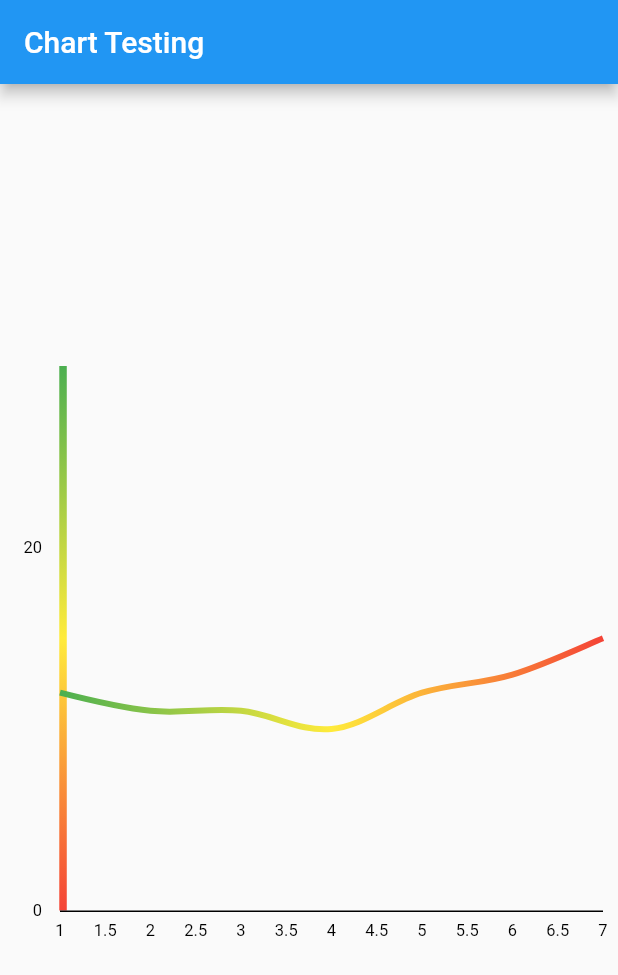
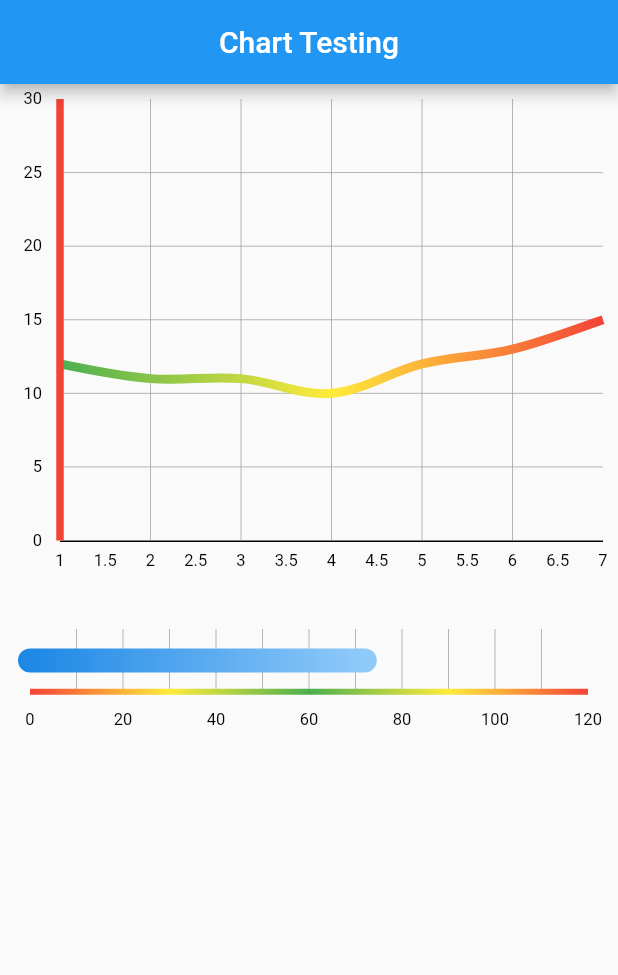
Before and after one commit to ZootZeke/chart_test, a Flutter app: the screen it shows after launch, on a phone screen of 412 x 824 dp. Shown: the top 975 px of the screen. Run offline on Flutter 3.47's test engine with Material 2 defaults, Android fonts, the phone set to English and light mode, and no system bars; drawn by our look-alikes of fl_chart.

Commit message:
Add a horizontal bar chart

```diff
--- a/lib/main.dart
+++ b/lib/main.dart
@@ -40,35 +40,17 @@ class MyHomePage extends StatelessWidget {
     return Scaffold(
       appBar: AppBar(
         title: Text(title),
+        centerTitle: true,
       ),
-      body: Center(
-        child: AspectRatio(
-          aspectRatio: 1.0,
+      body: Column(
+        children: [
+          AspectRatio(
+            aspectRatio: 1.2,
             child: LayoutBuilder(
               builder: (context, constraints) {
                 final double alignRatio = (40 / constraints.maxWidth) * 2 - 1;
 
-              return Stack(
-                children: [
-                  Padding(
-                    padding: const EdgeInsets.symmetric(vertical: 10.0),
-                    child: Align(
-                      alignment: Alignment(alignRatio, -1),
-                      child: Container(
-                        width: 5,
-                        height: constraints.maxHeight - 49,
-                        decoration: BoxDecoration(
-                          gradient: LinearGradient(
-                            colors: colors,
-                            stops: stops,
-                            begin: Alignment.topCenter,
-                            end: Alignment.bottomCenter
-                          )
-                        ),
-                      ),
-                    ),
-                  ),
-                  Padding(
+                return Padding(
                   padding: const EdgeInsets.all(10.0),
                   child: LineChart(
                     LineChartData(
@@ -80,13 +62,7 @@ class MyHomePage extends StatelessWidget {
                       titlesData: FlTitlesData(
                         leftTitles: SideTitles(
                           showTitles: true,
-                            getTitles: (value) {
-                              final intVal = value.toInt();
-                              if (intVal % 4 == 0) {
-                                return '$intVal';
-                              }
-                              return '';
-                            },
+                          interval: 5.0,
                           reservedSize: 18,
                           margin: 12,
                         ),
@@ -94,12 +70,15 @@ class MyHomePage extends StatelessWidget {
                       maxY: 30,
                       minY: 0,
                       gridData: FlGridData(
-                          show: false,
-                          drawHorizontalLine: false
+                        show: true,
+                        drawHorizontalLine: true,
+                        drawVerticalLine: true,
+                        horizontalInterval: 5.0,
+                        verticalInterval: 1
                       ),
                       lineBarsData: [
                         LineChartBarData(
-                            barWidth: 4.0,
+                          barWidth: 6.0,
                           isCurved: true,
                           dotData: FlDotData(
                             show: false
@@ -113,11 +92,22 @@ class MyHomePage extends StatelessWidget {
                             FlSpot(6, 13),
                             FlSpot(7, 15),
                           ],
-                            colors: [
-                              Colors.green,
-                              Colors.yellow,
-                              Colors.red
+                          colors: colors,
+                          colorStops: stops,
+                          gradientFrom: const Offset(0, 0),
+                          gradientTo: const Offset(0, 1)
+                        ),
+                        LineChartBarData(
+                          barWidth: 5.0,
+                          isCurved: false,
+                          dotData: FlDotData(
+                            show: false
+                          ),
+                          spots: [
+                            FlSpot(1, 0),
+                            FlSpot(1, 30)
                           ],
+                          colors: colors,
                           colorStops: stops,
                           gradientFrom: const Offset(0, 0),
                           gradientTo: const Offset(0, 1)
@@ -125,13 +115,87 @@ class MyHomePage extends StatelessWidget {
                       ]
                     ),
                   ),
-                  ),
-                ],
                 );
               }
             )
+          ),
+          AspectRatio(
+            aspectRatio: 16 / 4.5,
+            child: LayoutBuilder(
+              builder: (context, constraints) {
+                return Padding(
+                  padding: const EdgeInsets.all(20.0),
+                  child: LineChart(
+                    LineChartData(
+                      borderData: FlBorderData(
+                        show: false,
+                      ),
+                      titlesData: FlTitlesData(
+                        leftTitles: SideTitles(
+                          showTitles: false
+                        ),
+                        bottomTitles: SideTitles(
+                          showTitles: true,
+                          interval: 20,
+                          margin: 12
+                        )
+                      ),
+                      minY: 0,
+                      maxY: 1,
+                      maxX: 120,
+                      lineBarsData: [
+                        LineChartBarData(
+                          isStrokeCapRound: true,
+                          barWidth: 16,
+                          dotData: FlDotData(show: false),
+                          spots: [
+                            FlSpot(0, 0.5),
+                            FlSpot(72, 0.5)
+                          ],
+                          colors: [
+                            Colors.blue[600]!,
+                            Colors.blue[200]!
+                          ],
+                          colorStops: [
+                            0.0,
+                            1.0
+                          ],
+                          gradientFrom: Offset(0, 0),
+                          gradientTo: Offset(1, 0)
+                        ),
+                        LineChartBarData(
+                          barWidth: 4,
+                          dotData: FlDotData(show: false),
+                          spots: [
+                            FlSpot(0, 0),
+                            FlSpot(120, 0)
+                          ],
+                          colors: [
+                            Colors.red,
+                            Colors.yellow,
+                            Colors.green,
+                            Colors.yellow,
+                            Colors.red
+                          ],
+                          colorStops: [
+                            0.0,
+                            0.25,
+                            0.5,
+                            0.75,
+                            1.0
+                          ],
+                          gradientFrom: Offset(0, 0),
+                          gradientTo: Offset(1, 0)
+                        )
+                      ]
                     )
                   )
                 );
               }
+            ),
+          )
+        ],
+      )
+    );
   }
+}
```
Lines whose indentation alone changed are shown as unchanged.
